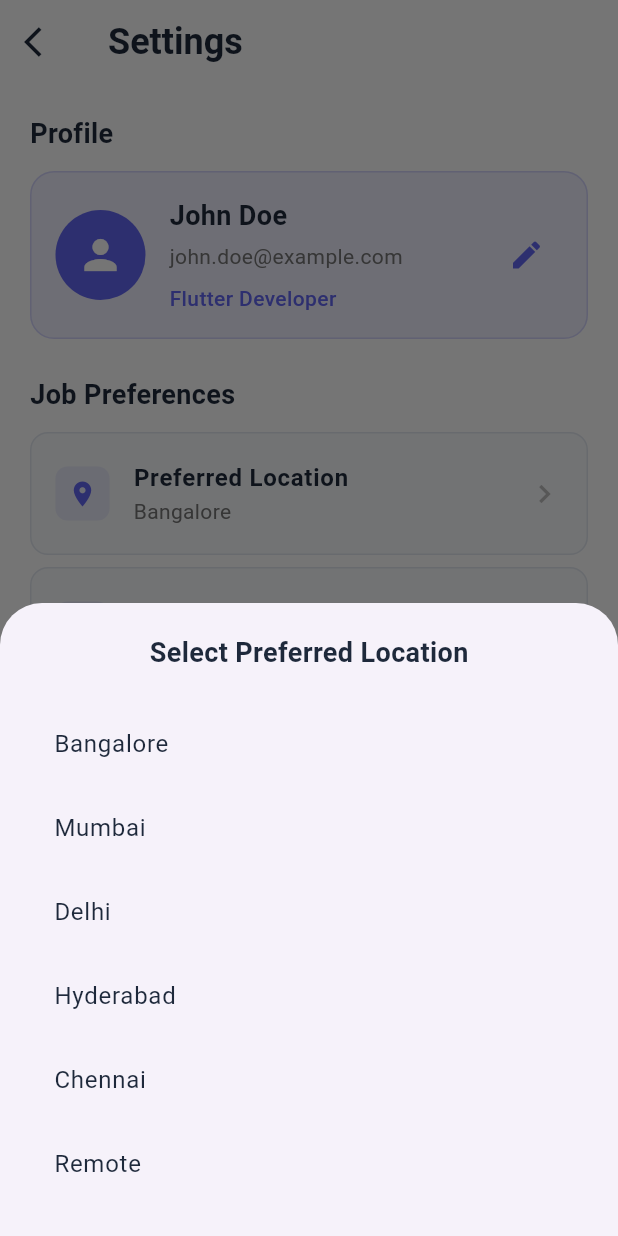
After one commit to arnav-khandelwal/jobr, a Flutter app: the HomeScreen screen opened by its route, item 3 of the bottom bar chosen, after a tap on "Preferred Location", on a phone screen of 412 x 824 dp. The commit adds this screen. Run offline on Flutter 3.47's test engine with Material 3 defaults, Android fonts, the phone set to English and light mode, and no system bars.

Commit message:
added settings page

```diff
--- a/lib/main.dart
+++ b/lib/main.dart
@@ -1,6 +1,9 @@
 import 'package:flutter/material.dart';
 import 'package:swipe_app/screens/welcome_screen.dart';
 import 'package:swipe_app/screens/home_screen.dart';
+import 'package:swipe_app/screens/login_screen.dart';
+import 'package:swipe_app/screens/register_screen.dart';
+import 'package:swipe_app/screens/settings_screen.dart';
 
 void main() {
   runApp(const MyApp());
@@ -48,14 +51,16 @@ class MyApp extends StatelessWidget {
             borderRadius: BorderRadius.circular(12),
             borderSide: const BorderSide(color: Color(0xFF6366F1), width: 2),
           ),
-          contentPadding: const EdgeInsets.symmetric(
-            horizontal: 16,
-            vertical: 16,
-          ),
         ),
       ),
-      home: const HomeScreen(),
-      routes: {'/home': (context) => const HomeScreen()},
+      initialRoute: '/',
+      routes: {
+        '/': (context) => const WelcomeScreen(),
+        '/login': (context) => const LoginScreen(),
+        '/register': (context) => const RegisterScreen(),
+        '/home': (context) => const HomeScreen(),
+        '/settings': (context) => const SettingsScreen(),
+      },
     );
   }
 }
--- /dev/null
+++ b/lib/screens/settings_screen.dart
@@ -0,0 +1,535 @@
+import 'package:flutter/material.dart';
+
+class SettingsScreen extends StatefulWidget {
+  const SettingsScreen({super.key});
+
+  @override
+  State<SettingsScreen> createState() => _SettingsScreenState();
+}
+
+class _SettingsScreenState extends State<SettingsScreen> {
+  bool _notificationsEnabled = true;
+  bool _emailNotifications = true;
+  bool _pushNotifications = true;
+  bool _darkMode = false;
+  bool _autoApply = false;
+  String _preferredLocation = 'Bangalore';
+  String _salaryRange = '₹10L - ₹20L';
+
+  @override
+  Widget build(BuildContext context) {
+    return Scaffold(
+      backgroundColor: Colors.white,
+      appBar: AppBar(
+        backgroundColor: Colors.white,
+        elevation: 0,
+        title: const Text(
+          'Settings',
+          style: TextStyle(
+            fontSize: 24,
+            fontWeight: FontWeight.bold,
+            color: Color(0xFF1E293B),
+          ),
+        ),
+        leading: IconButton(
+          icon: const Icon(Icons.arrow_back_ios, color: Color(0xFF1E293B)),
+          onPressed: () => Navigator.pop(context),
+        ),
+      ),
+      body: SingleChildScrollView(
+        padding: const EdgeInsets.all(20),
+        child: Column(
+          crossAxisAlignment: CrossAxisAlignment.start,
+          children: [
+            // Profile Section
+            _buildSectionHeader('Profile'),
+            const SizedBox(height: 12),
+            _buildProfileCard(),
+            const SizedBox(height: 24),
+
+            // Job Preferences
+            _buildSectionHeader('Job Preferences'),
+            const SizedBox(height: 12),
+            _buildJobPreferencesSection(),
+            const SizedBox(height: 24),
+
+            // Notifications
+            _buildSectionHeader('Notifications'),
+            const SizedBox(height: 12),
+            _buildNotificationSection(),
+            const SizedBox(height: 24),
+
+            // App Settings
+            _buildSectionHeader('App Settings'),
+            const SizedBox(height: 12),
+            _buildAppSettingsSection(),
+            const SizedBox(height: 24),
+
+            // Account
+            _buildSectionHeader('Account'),
+            const SizedBox(height: 12),
+            _buildAccountSection(),
+            const SizedBox(height: 24),
+
+            // About
+            _buildSectionHeader('About'),
+            const SizedBox(height: 12),
+            _buildAboutSection(),
+          ],
+        ),
+      ),
+    );
+  }
+
+  Widget _buildSectionHeader(String title) {
+    return Text(
+      title,
+      style: const TextStyle(
+        fontSize: 18,
+        fontWeight: FontWeight.bold,
+        color: Color(0xFF1E293B),
+      ),
+    );
+  }
+
+  Widget _buildProfileCard() {
+    return Container(
+      padding: const EdgeInsets.all(16),
+      decoration: BoxDecoration(
+        color: const Color(0xFF6366F1).withOpacity(0.1),
+        borderRadius: BorderRadius.circular(16),
+        border: Border.all(color: const Color(0xFF6366F1).withOpacity(0.2)),
+      ),
+      child: Row(
+        children: [
+          CircleAvatar(
+            radius: 30,
+            backgroundColor: const Color(0xFF6366F1),
+            child: const Icon(Icons.person, size: 32, color: Colors.white),
+          ),
+          const SizedBox(width: 16),
+          Expanded(
+            child: Column(
+              crossAxisAlignment: CrossAxisAlignment.start,
+              children: [
+                const Text(
+                  'John Doe',
+                  style: TextStyle(
+                    fontSize: 18,
+                    fontWeight: FontWeight.bold,
+                    color: Color(0xFF1E293B),
+                  ),
+                ),
+                const SizedBox(height: 4),
+                Text(
+                  'john.doe@example.com',
+                  style: TextStyle(fontSize: 14, color: Colors.grey.shade600),
+                ),
+                const SizedBox(height: 8),
+                Text(
+                  'Flutter Developer',
+                  style: TextStyle(
+                    fontSize: 14,
+                    fontWeight: FontWeight.w500,
+                    color: const Color(0xFF6366F1),
+                  ),
+                ),
+              ],
+            ),
+          ),
+          IconButton(
+            onPressed: () {
+              // Navigate to edit profile
+            },
+            icon: const Icon(Icons.edit, color: Color(0xFF6366F1)),
+          ),
+        ],
+      ),
+    );
+  }
+
+  Widget _buildJobPreferencesSection() {
+    return Column(
+      children: [
+        _buildSettingsTile(
+          icon: Icons.location_on,
+          title: 'Preferred Location',
+          subtitle: _preferredLocation,
+          onTap: () => _showLocationPicker(),
+        ),
+        _buildSettingsTile(
+          icon: Icons.attach_money,
+          title: 'Salary Range',
+          subtitle: _salaryRange,
+          onTap: () => _showSalaryPicker(),
+        ),
+        _buildSwitchTile(
+          icon: Icons.auto_awesome,
+          title: 'Auto Apply',
+          subtitle: 'Automatically apply to jobs matching your preferences',
+          value: _autoApply,
+          onChanged: (value) {
+            setState(() {
+              _autoApply = value;
+            });
+          },
+        ),
+        _buildSettingsTile(
+          icon: Icons.work,
+          title: 'Job Types',
+          subtitle: 'Full-time, Remote',
+          onTap: () => _showJobTypesPicker(),
+        ),
+      ],
+    );
+  }
+
+  Widget _buildNotificationSection() {
+    return Column(
+      children: [
+        _buildSwitchTile(
+          icon: Icons.notifications,
+          title: 'All Notifications',
+          subtitle: 'Receive all app notifications',
+          value: _notificationsEnabled,
+          onChanged: (value) {
+            setState(() {
+              _notificationsEnabled = value;
+            });
+          },
+        ),
+        _buildSwitchTile(
+          icon: Icons.email,
+          title: 'Email Notifications',
+          subtitle: 'Get job alerts via email',
+          value: _emailNotifications,
+          onChanged: (value) {
+            setState(() {
+              _emailNotifications = value;
+            });
+          },
+        ),
+        _buildSwitchTile(
+          icon: Icons.phone_android,
+          title: 'Push Notifications',
+          subtitle: 'Get instant job alerts',
+          value: _pushNotifications,
+          onChanged: (value) {
+            setState(() {
+              _pushNotifications = value;
+            });
+          },
+        ),
+      ],
+    );
+  }
+
+  Widget _buildAppSettingsSection() {
+    return Column(
+      children: [
+        _buildSwitchTile(
+          icon: Icons.dark_mode,
+          title: 'Dark Mode',
+          subtitle: 'Switch to dark theme',
+          value: _darkMode,
+          onChanged: (value) {
+            setState(() {
+              _darkMode = value;
+            });
+          },
+        ),
+        _buildSettingsTile(
+          icon: Icons.language,
+          title: 'Language',
+          subtitle: 'English',
+          onTap: () => _showLanguagePicker(),
+        ),
+        _buildSettingsTile(
+          icon: Icons.storage,
+          title: 'Clear Cache',
+          subtitle: 'Free up storage space',
+          onTap: () => _showClearCacheDialog(),
+        ),
+      ],
+    );
+  }
+
+  Widget _buildAccountSection() {
+    return Column(
+      children: [
+        _buildSettingsTile(
+          icon: Icons.security,
+          title: 'Privacy & Security',
+          subtitle: 'Manage your privacy settings',
+          onTap: () {
+            // Navigate to privacy settings
+          },
+        ),
+        _buildSettingsTile(
+          icon: Icons.help,
+          title: 'Help & Support',
+          subtitle: 'Get help or contact support',
+          onTap: () {
+            // Navigate to help
+          },
+        ),
+        _buildSettingsTile(
+          icon: Icons.logout,
+          title: 'Sign Out',
+          subtitle: 'Sign out of your account',
+          onTap: () => _showSignOutDialog(),
+          textColor: Colors.red,
+        ),
+      ],
+    );
+  }
+
+  Widget _buildAboutSection() {
+    return Column(
+      children: [
+        _buildSettingsTile(
+          icon: Icons.info,
+          title: 'About jobr',
+          subtitle: 'Version 1.0.0',
+          onTap: () {
+            // Show about dialog
+          },
+        ),
+        _buildSettingsTile(
+          icon: Icons.article,
+          title: 'Terms of Service',
+          subtitle: 'Read our terms and conditions',
+          onTap: () {
+            // Navigate to terms
+          },
+        ),
+        _buildSettingsTile(
+          icon: Icons.privacy_tip,
+          title: 'Privacy Policy',
+          subtitle: 'Read our privacy policy',
+          onTap: () {
+            // Navigate to privacy policy
+          },
+        ),
+      ],
+    );
+  }
+
+  Widget _buildSettingsTile({
+    required IconData icon,
+    required String title,
+    required String subtitle,
+    required VoidCallback onTap,
+    Color? textColor,
+  }) {
+    return Container(
+      margin: const EdgeInsets.only(bottom: 8),
+      decoration: BoxDecoration(
+        color: const Color(0xFFF8FAFC),
+        borderRadius: BorderRadius.circular(12),
+        border: Border.all(color: const Color(0xFFE2E8F0)),
+      ),
+      child: ListTile(
+        contentPadding: const EdgeInsets.symmetric(horizontal: 16, vertical: 4),
+        leading: Container(
+          padding: const EdgeInsets.all(8),
+          decoration: BoxDecoration(
+            color: const Color(0xFF6366F1).withOpacity(0.1),
+            borderRadius: BorderRadius.circular(8),
+          ),
+          child: Icon(
+            icon,
+            size: 20,
+            color: textColor ?? const Color(0xFF6366F1),
+          ),
+        ),
+        title: Text(
+          title,
+          style: TextStyle(
+            fontSize: 16,
+            fontWeight: FontWeight.w600,
+            color: textColor ?? const Color(0xFF1E293B),
+          ),
+        ),
+        subtitle: Text(
+          subtitle,
+          style: TextStyle(fontSize: 14, color: Colors.grey.shade600),
+        ),
+        trailing: Icon(Icons.chevron_right, color: Colors.grey.shade400),
+        onTap: onTap,
+      ),
+    );
+  }
+
+  Widget _buildSwitchTile({
+    required IconData icon,
+    required String title,
+    required String subtitle,
+    required bool value,
+    required ValueChanged<bool> onChanged,
+  }) {
+    return Container(
+      margin: const EdgeInsets.only(bottom: 8),
+      decoration: BoxDecoration(
+        color: const Color(0xFFF8FAFC),
+        borderRadius: BorderRadius.circular(12),
+        border: Border.all(color: const Color(0xFFE2E8F0)),
+      ),
+      child: ListTile(
+        contentPadding: const EdgeInsets.symmetric(horizontal: 16, vertical: 4),
+        leading: Container(
+          padding: const EdgeInsets.all(8),
+          decoration: BoxDecoration(
+            color: const Color(0xFF6366F1).withOpacity(0.1),
+            borderRadius: BorderRadius.circular(8),
+          ),
+          child: Icon(icon, size: 20, color: const Color(0xFF6366F1)),
+        ),
+        title: Text(
+          title,
+          style: const TextStyle(
+            fontSize: 16,
+            fontWeight: FontWeight.w600,
+            color: Color(0xFF1E293B),
+          ),
+        ),
+        subtitle: Text(
+          subtitle,
+          style: TextStyle(fontSize: 14, color: Colors.grey.shade600),
+        ),
+        trailing: Switch(
+          value: value,
+          onChanged: onChanged,
+          activeColor: const Color(0xFF6366F1),
+        ),
+      ),
+    );
+  }
+
+  void _showLocationPicker() {
+    showModalBottomSheet(
+      context: context,
+      builder: (context) => Container(
+        padding: const EdgeInsets.all(20),
+        child: Column(
+          mainAxisSize: MainAxisSize.min,
+          children: [
+            const Text(
+              'Select Preferred Location',
+              style: TextStyle(fontSize: 18, fontWeight: FontWeight.bold),
+            ),
+            const SizedBox(height: 20),
+            ...[
+              'Bangalore',
+              'Mumbai',
+              'Delhi',
+              'Hyderabad',
+              'Chennai',
+              'Remote',
+            ].map(
+              (location) => ListTile(
+                title: Text(location),
+                onTap: () {
+                  setState(() {
+                    _preferredLocation = location;
+                  });
+                  Navigator.pop(context);
+                },
+              ),
+            ),
+          ],
+        ),
+      ),
+    );
+  }
+
+  void _showSalaryPicker() {
+    showModalBottomSheet(
+      context: context,
+      builder: (context) => Container(
+        padding: const EdgeInsets.all(20),
+        child: Column(
+          mainAxisSize: MainAxisSize.min,
+          children: [
+            const Text(
+              'Select Salary Range',
+              style: TextStyle(fontSize: 18, fontWeight: FontWeight.bold),
+            ),
+            const SizedBox(height: 20),
+            ...['₹5L - ₹10L', '₹10L - ₹20L', '₹20L - ₹30L', '₹30L+'].map(
+              (range) => ListTile(
+                title: Text(range),
+                onTap: () {
+                  setState(() {
+                    _salaryRange = range;
+                  });
+                  Navigator.pop(context);
+                },
+              ),
+            ),
+          ],
+        ),
+      ),
+    );
+  }
+
+  void _showJobTypesPicker() {
+    // Implementation for job types picker
+  }
+
+  void _showLanguagePicker() {
+    // Implementation for language picker
+  }
+
+  void _showClearCacheDialog() {
+    showDialog(
+      context: context,
+      builder: (context) => AlertDialog(
+        title: const Text('Clear Cache'),
+        content: const Text('Are you sure you want to clear the app cache?'),
+        actions: [
+          TextButton(
+            onPressed: () => Navigator.pop(context),
+            child: const Text('Cancel'),
+          ),
+          ElevatedButton(
+            onPressed: () {
+              Navigator.pop(context);
+              ScaffoldMessenger.of(context).showSnackBar(
+                const SnackBar(
+                  content: Text('Cache cleared successfully'),
+                  backgroundColor: Colors.green,
+                ),
+              );
+            },
+            child: const Text('Clear'),
+          ),
+        ],
+      ),
+    );
+  }
+
+  void _showSignOutDialog() {
+    showDialog(
+      context: context,
+      builder: (context) => AlertDialog(
+        title: const Text('Sign Out'),
+        content: const Text('Are you sure you want to sign out?'),
+        actions: [
+          TextButton(
+            onPressed: () => Navigator.pop(context),
+            child: const Text('Cancel'),
+          ),
+          ElevatedButton(
+            onPressed: () {
+              Navigator.pop(context);
+              Navigator.pushNamedAndRemoveUntil(context, '/', (route) => false);
+            },
+            style: ElevatedButton.styleFrom(backgroundColor: Colors.red),
+            child: const Text('Sign Out'),
+          ),
+        ],
+      ),
+    );
+  }
+}
--- a/lib/widgets/bottom_navbar.dart
+++ b/lib/widgets/bottom_navbar.dart
@@ -1,8 +1,9 @@
 import 'package:flutter/material.dart';
+import 'package:swipe_app/screens/settings_screen.dart';
 
 class BottomNavBar extends StatelessWidget {
   final int currentIndex;
-  final ValueChanged<int> onTap;
+  final Function(int) onTap;
 
   const BottomNavBar({
     super.key,
@@ -12,23 +13,47 @@ class BottomNavBar extends StatelessWidget {
 
   @override
   Widget build(BuildContext context) {
-    return BottomNavigationBar(
+    return Container(
+      decoration: BoxDecoration(
+        color: Colors.white,
+        boxShadow: [
+          BoxShadow(
+            color: Colors.black.withOpacity(0.1),
+            blurRadius: 10,
+            offset: const Offset(0, -2),
+          ),
+        ],
+      ),
+      child: BottomNavigationBar(
         currentIndex: currentIndex,
-      onTap: onTap,
+        onTap: (index) {
+          if (index == 2) {
+            // Navigate to settings screen
+            Navigator.of(context).push(
+              MaterialPageRoute(builder: (context) => const SettingsScreen()),
+            );
+          } else {
+            // Call the parent's onTap for other indices
+            onTap(index);
+          }
+        },
+        type: BottomNavigationBarType.fixed,
+        backgroundColor: Colors.white,
         selectedItemColor: const Color(0xFF6366F1),
         unselectedItemColor: const Color(0xFF64748B),
-      showUnselectedLabels: true,
+        elevation: 0,
         items: const [
-        BottomNavigationBarItem(icon: Icon(Icons.home_outlined), label: 'Home'),
+          BottomNavigationBarItem(icon: Icon(Icons.home), label: 'Home'),
           BottomNavigationBarItem(
-          icon: Icon(Icons.bolt_outlined),
+            icon: Icon(Icons.flash_on),
             label: 'Freelance',
           ),
           BottomNavigationBarItem(
-          icon: Icon(Icons.settings_outlined),
+            icon: Icon(Icons.settings),
             label: 'Settings',
           ),
         ],
+      ),
     );
   }
 }
```
Lines whose indentation alone changed are shown as unchanged.
